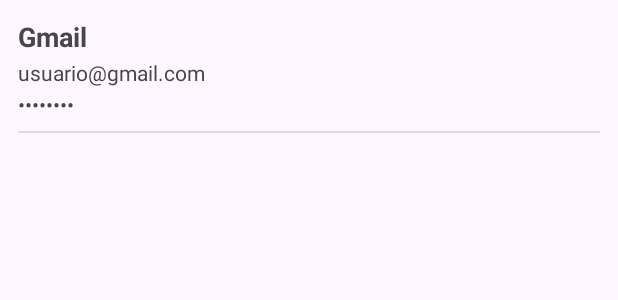
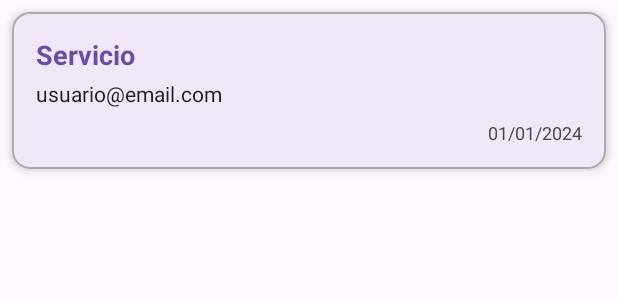
Before and after one commit to JheisonAG/securityPassword, an Android app: the layout item_contrasena.xml on its own in the app's theme, with its tools: preview values and no code run, on a phone screen of 412 x 824 dp. Shown: the top 300 px of the screen. Run offline under Robolectric (Android 15) with nearby library versions, the phone set to English and light mode, and no system bars.

Commit message:
Commit inicial: estructura base del proyecto Android SecurityPassword

```diff
--- a/app/src/main/res/layout/activity_recuperar_contrasena.xml
+++ b/app/src/main/res/layout/activity_recuperar_contrasena.xml
@@ -68,7 +68,7 @@
                 app:boxBackgroundMode="outline">
 
                 <com.google.android.material.textfield.TextInputEditText
-                    android:id="@+id/campoCorreoRecuperar"
+                    android:id="@+id/campoEmail"
                     android:layout_width="match_parent"
                     android:layout_height="wrap_content"
                     android:hint="@string/hint_correo"
@@ -80,7 +80,7 @@
 
             <!-- Botón enviar -->
             <com.google.android.material.button.MaterialButton
-                android:id="@+id/botonEnviarEnlace"
+                android:id="@+id/botonRecuperar"
                 android:layout_width="match_parent"
                 android:layout_height="wrap_content"
                 android:text="@string/btn_enviar_enlace"
--- a/app/src/main/res/layout/activity_registro.xml
+++ b/app/src/main/res/layout/activity_registro.xml
@@ -64,7 +64,7 @@
                 app:boxBackgroundMode="outline">
 
                 <com.google.android.material.textfield.TextInputEditText
-                    android:id="@+id/campoCorreo"
+                    android:id="@+id/campoEmail"
                     android:layout_width="match_parent"
                     android:layout_height="wrap_content"
                     android:hint="@string/hint_correo"
@@ -82,7 +82,7 @@
                 app:endIconMode="password_toggle">
 
                 <com.google.android.material.textfield.TextInputEditText
-                    android:id="@+id/campoContrasenaRegistro"
+                    android:id="@+id/campoContrasena"
                     android:layout_width="match_parent"
                     android:layout_height="wrap_content"
                     android:hint="@string/hint_contrasena"
@@ -111,7 +111,7 @@
 
             <!-- Botón crear cuenta -->
             <com.google.android.material.button.MaterialButton
-                android:id="@+id/botonCrearCuenta"
+                android:id="@+id/botonRegistrarse"
                 android:layout_width="match_parent"
                 android:layout_height="wrap_content"
                 android:text="@string/btn_crear_cuenta"
--- a/app/src/main/res/layout/item_contrasena.xml
+++ b/app/src/main/res/layout/item_contrasena.xml
@@ -1,60 +1,59 @@
 <?xml version="1.0" encoding="utf-8"?>
-<androidx.constraintlayout.widget.ConstraintLayout
+<com.google.android.material.card.MaterialCardView
     xmlns:android="http://schemas.android.com/apk/res/android"
     xmlns:app="http://schemas.android.com/apk/res-auto"
-    xmlns:tools="http://schemas.android.com/tools"
     android:layout_width="match_parent"
     android:layout_height="wrap_content"
-    android:minHeight="56dp"
-    android:padding="12dp"
-    android:background="?attr/selectableItemBackground">
+    android:layout_margin="8dp"
+    app:cardCornerRadius="12dp"
+    app:cardElevation="4dp"
+    app:strokeWidth="1dp"
+    app:strokeColor="@android:color/darker_gray">
 
-    <!-- Servicio / Sitio -->
+    <LinearLayout
+        android:layout_width="match_parent"
+        android:layout_height="wrap_content"
+        android:orientation="vertical"
+        android:padding="16dp">
+
         <TextView
             android:id="@+id/textoServicio"
-        android:layout_width="0dp"
+            android:layout_width="match_parent"
             android:layout_height="wrap_content"
-        android:textAppearance="?android:attr/textAppearanceMedium"
+            android:text="Servicio"
+            android:textSize="18sp"
             android:textStyle="bold"
-        android:text="@string/item_servicio_label"
-        tools:text="Gmail"
-        app:layout_constraintTop_toTopOf="parent"
-        app:layout_constraintStart_toStartOf="parent"
-        app:layout_constraintEnd_toEndOf="parent"/>
+            android:textColor="?attr/colorPrimary"/>
 
-    <!-- Usuario o correo asociado -->
         <TextView
             android:id="@+id/textoUsuario"
-        android:layout_width="0dp"
+            android:layout_width="match_parent"
             android:layout_height="wrap_content"
+            android:text="usuario@email.com"
+            android:textSize="14sp"
+            android:layout_marginTop="4dp"
+            android:textColor="?attr/colorOnSurface"/>
+
+        <TextView
+            android:id="@+id/textoUrl"
+            android:layout_width="match_parent"
+            android:layout_height="wrap_content"
+            android:text="https://ejemplo.com"
+            android:textSize="12sp"
             android:layout_marginTop="2dp"
-        android:text="@string/item_usuario_label"
-        tools:text="usuario@gmail.com"
-        app:layout_constraintTop_toBottomOf="@id/textoServicio"
-        app:layout_constraintStart_toStartOf="parent"
-        app:layout_constraintEnd_toEndOf="parent"/>
+            android:textColor="?attr/colorSecondary"
+            android:visibility="gone"/>
 
-    <!-- Contraseña oculta -->
         <TextView
-        android:id="@+id/textoContrasenaOculta"
-        android:layout_width="0dp"
+            android:id="@+id/textoFecha"
+            android:layout_width="match_parent"
             android:layout_height="wrap_content"
-        android:layout_marginTop="2dp"
-        android:text="@string/item_contrasena_oculta"
-        tools:text="••••••••"
-        app:layout_constraintTop_toBottomOf="@id/textoUsuario"
-        app:layout_constraintStart_toStartOf="parent"
-        app:layout_constraintEnd_toEndOf="parent"/>
+            android:text="01/01/2024"
+            android:textSize="12sp"
+            android:layout_marginTop="8dp"
+            android:gravity="end"
+            android:textColor="?attr/colorOnSurfaceVariant"/>
 
-    <!-- Separador -->
-    <View
-        android:id="@+id/separador"
-        android:layout_width="0dp"
-        android:layout_height="1dp"
-        android:layout_marginTop="8dp"
-        android:background="#1F000000"
-        app:layout_constraintTop_toBottomOf="@id/textoContrasenaOculta"
-        app:layout_constraintStart_toStartOf="parent"
-        app:layout_constraintEnd_toEndOf="parent"
-        app:layout_constraintBottom_toBottomOf="parent"/>
-</androidx.constraintlayout.widget.ConstraintLayout>
+    </LinearLayout>
+
+</com.google.android.material.card.MaterialCardView>
--- a/build.gradle.kts
+++ b/build.gradle.kts
@@ -1,4 +1,5 @@
 // Top-level build file where you can add configuration options common to all sub-projects/modules.
 plugins {
     alias(libs.plugins.android.application) apply false
+    alias(libs.plugins.google.services) apply false
 }
```
Also changed, not shown: app/build.gradle.kts (+11 -0 lines), app/src/main/res/menu/menu_main.xml (added, +11 -0 lines), gradle/libs.versions.toml (+15 -1 lines), 1 other file. Lines whose indentation alone changed are shown as unchanged.
